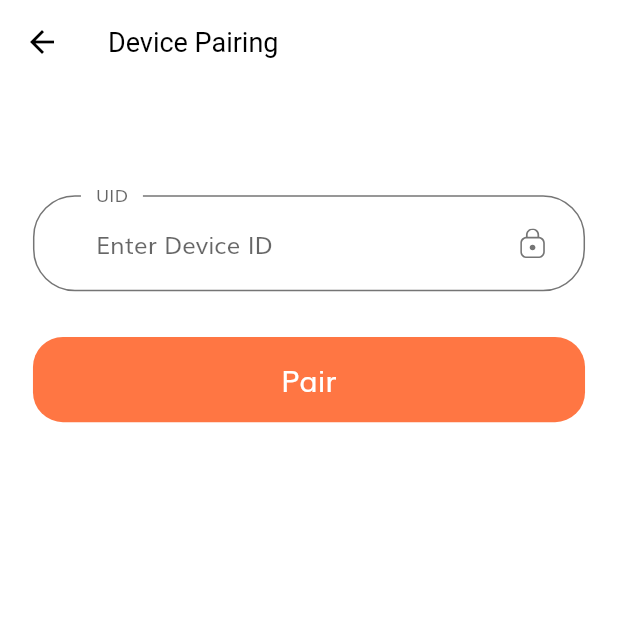
After one commit to LBPAlert/lbpalert, a Flutter app: the PairDeviceScreen screen opened by its route, on a phone screen of 412 x 824 dp, the top half of it. The commit adds this screen. Run offline on Flutter 3.47's test engine with Material 2 defaults, Android fonts, the phone set to English and light mode, and no system bars; our stand-ins replace charts_flutter, firebase_auth, firebase_core, firebase_database, flutter_svg; accounts and stored records are empty; generated files the repository leaves out were written again.

Commit message:
frontend changes - pair devices

```diff
--- a/lib/routes.dart
+++ b/lib/routes.dart
@@ -1,6 +1,7 @@
 import 'package:flutter/widgets.dart';
 import 'package:lbpalert/screens/change_password/change_password_screen.dart';
 import 'package:lbpalert/screens/notifications/notifications_screen.dart';
+import 'package:lbpalert/screens/pair_device/pair_device_screen.dart';
 import 'package:lbpalert/screens/set_target/set_target_screen.dart';
 import 'package:lbpalert/screens/settings/settings_screen.dart';
 import 'package:lbpalert/screens/update_account/update_account_screen.dart';
@@ -31,6 +32,7 @@ final Map<String, WidgetBuilder> routes = {
   TrendScreen.routeName: (context) => TrendScreen(),
   SettingsScreen.routeName: (context) => SettingsScreen(),
   UpdateAccountScreen.routeName: (context) => UpdateAccountScreen(),
+  PairDeviceScreen.routeName: (context) => PairDeviceScreen(),
   SetTargetScreen.routeName: (context) => SetTargetScreen(),
   ChangePasswordScreen.routeName: (context) => ChangePasswordScreen(),
   NotificationScreen.routeName: (context) => NotificationScreen(),
--- a/lib/screens/home/components/averages.dart
+++ b/lib/screens/home/components/averages.dart
@@ -35,10 +35,10 @@ class _AveragesState extends State<Averages> {
   @override
   Widget build(BuildContext context) {
     return Column(
-      children: [
+      children: <Widget>[
         Container(
           height: 50,
-          width: double.infinity,
+          //width: double.infinity,
           margin: EdgeInsets.only(
               top: getProportionateScreenWidth(5),
               bottom: getProportionateScreenWidth(5)),
--- /dev/null
+++ b/lib/screens/pair_device/components/form.dart
@@ -0,0 +1,112 @@
+import 'package:lbpalert/helper/keyboard.dart';
+import 'package:flutter/material.dart';
+import 'package:lbpalert/screens/settings/settings_screen.dart';
+import '../../../services/auth.dart';
+import '/components/custom_surfix_icon.dart';
+import '/components/default_button.dart';
+import '/components/form_error.dart';
+import '../../../constants.dart';
+import '../../../size_config.dart';
+import '../pair_device_screen.dart';
+
+class PairForm extends StatefulWidget {
+  @override
+  _PairFormState createState() => _PairFormState();
+}
+
+class _PairFormState extends State<PairForm> {
+  String error = "";
+  final _formKey = GlobalKey<FormState>();
+  final List<String?> errors = [];
+  String? id;
+  bool toggle = true;
+
+  void addError({String? error}) {
+    if (!errors.contains(error))
+      setState(() {
+        errors.add(error);
+      });
+  }
+
+  void removeError({String? error}) {
+    if (errors.contains(error))
+      setState(() {
+        errors.remove(error);
+      });
+  }
+
+  void togglePair() {
+    setState(() {
+      toggle = !toggle;
+    });
+  }
+
+  @override
+  Widget build(BuildContext context) {
+    return toggle
+        ? Form(
+            key: _formKey,
+            child: Column(
+              children: [
+                buildUIDFormField(),
+                SizedBox(height: getProportionateScreenHeight(30)),
+                DefaultButton(
+                  text: "Pair",
+                  press: togglePair,
+                ),
+              ],
+            ),
+          )
+        : SafeArea(
+            child: SizedBox(
+              width: double.infinity,
+              child: Padding(
+                padding: EdgeInsets.symmetric(
+                    horizontal: getProportionateScreenWidth(20)),
+                child: SingleChildScrollView(
+                  child: Column(
+                    children: [
+                      Image.asset('assets/images/wearable.png'),
+                      Text('Wearable Connected'),
+                      SizedBox(height: SizeConfig.screenHeight * 0.03),
+                      SizedBox(height: SizeConfig.screenHeight * 0.06),
+                      DefaultButton(text: "Unpair", press: togglePair),
+                      SizedBox(height: getProportionateScreenHeight(30)),
+                    ],
+                  ),
+                ),
+              ),
+            ),
+          );
+  }
+
+  TextFormField buildUIDFormField() {
+    return TextFormField(
+      obscureText: true,
+      onSaved: (newValue) => id = newValue,
+      onChanged: (value) {
+        if (value.isNotEmpty) {
+          removeError(error: kPassNullError);
+        } else if (value.length >= 8) {
+          removeError(error: kShortPassError);
+        }
+        id = value;
+      },
+      validator: (value) {
+        if (value!.isEmpty) {
+          addError(error: kPassNullError);
+          return "";
+        }
+        return null;
+      },
+      decoration: InputDecoration(
+        labelText: "UID",
+        hintText: "Enter Device ID",
+        // If  you are using latest version of flutter then lable text and hint text shown like this
+        // if you r using flutter less then 1.20.* then maybe this is not working properly
+        floatingLabelBehavior: FloatingLabelBehavior.always,
+        suffixIcon: CustomSurffixIcon(svgIcon: "assets/icons/Lock.svg"),
+      ),
+    );
+  }
+}
--- /dev/null
+++ b/lib/screens/pair_device/components/pair_body.dart
@@ -0,0 +1,30 @@
+import 'package:flutter/material.dart';
+import '/constants.dart';
+import '/size_config.dart';
+
+import 'form.dart';
+
+class Pair extends StatelessWidget {
+  @override
+  Widget build(BuildContext context) {
+    return SafeArea(
+      child: SizedBox(
+        width: double.infinity,
+        child: Padding(
+          padding:
+              EdgeInsets.symmetric(horizontal: getProportionateScreenWidth(20)),
+          child: SingleChildScrollView(
+            child: Column(
+              children: [
+                SizedBox(height: SizeConfig.screenHeight * 0.03),
+                SizedBox(height: SizeConfig.screenHeight * 0.06),
+                PairForm(),
+                SizedBox(height: getProportionateScreenHeight(30)),
+              ],
+            ),
+          ),
+        ),
+      ),
+    );
+  }
+}
--- /dev/null
+++ b/lib/screens/pair_device/pair_device_screen.dart
@@ -0,0 +1,30 @@
+import 'package:flutter/material.dart';
+import 'package:lbpalert/screens/pair_device/components/unpair_body.dart';
+import '/components/coustom_bottom_nav_bar.dart';
+import 'components/pair_body.dart';
+import '/enums.dart';
+
+class PairDeviceScreen extends StatefulWidget {
+  static String routeName = "/pair_device";
+
+  @override
+  State<PairDeviceScreen> createState() => _PairDeviceScreenState();
+}
+
+class _PairDeviceScreenState extends State<PairDeviceScreen> {
+  @override
+  Widget build(BuildContext context) {
+    return Scaffold(
+      backgroundColor: Colors.white,
+      appBar: AppBar(
+        foregroundColor: Colors.black,
+        backgroundColor: Colors.white,
+        title: Text(
+          "Device Pairing",
+          style: TextStyle(color: Colors.black),
+        ),
+      ),
+      body: Pair(),
+    );
+  }
+}
--- a/lib/screens/profile/components/body.dart
+++ b/lib/screens/profile/components/body.dart
@@ -50,7 +50,6 @@ class _BodyState extends State<Body> {
   @override
   Widget build(BuildContext context) {
     return SingleChildScrollView(
-      padding: EdgeInsets.symmetric(vertical: 20),
       child: Column(
         children: [
           ProfilePic(),
--- a/lib/screens/settings/components/body.dart
+++ b/lib/screens/settings/components/body.dart
@@ -1,5 +1,6 @@
 import 'package:flutter/material.dart';
 import 'package:lbpalert/screens/change_password/change_password_screen.dart';
+import 'package:lbpalert/screens/pair_device/pair_device_screen.dart';
 import '../../../size_config.dart';
 import 'settings_menu.dart';
 import 'package:lbpalert/screens/set_target/set_target_screen.dart';
@@ -34,7 +35,9 @@ class Body extends StatelessWidget {
           SettingsMenu(
             text: "View Paired Device",
             icon: "assets/icons/device.svg",
-            press: () {},
+            press: () {
+              Navigator.pushNamed(context, PairDeviceScreen.routeName);
+            },
           ),
           SettingsMenu(
             text: "Set Target",
--- a/lib/screens/sign_in/components/body.dart
+++ b/lib/screens/sign_in/components/body.dart
@@ -18,7 +18,7 @@ class Body extends StatelessWidget {
               children: [
                 SizedBox(height: SizeConfig.screenHeight * 0.04),
                 Text(
-                  "Welcome Back",
+                  "Welcome",
                   style: TextStyle(
                     color: Colors.black,
                     fontSize: getProportionateScreenWidth(28),
--- a/lib/screens/trend/components/chart.dart
+++ b/lib/screens/trend/components/chart.dart
@@ -21,6 +21,7 @@ class TrendsChart extends StatelessWidget {
     return new charts.TimeSeriesChart(
       seriesList,
       animate: animate,
+      defaultRenderer: new charts.BarRendererConfig<DateTime>(),
       dateTimeFactory: const charts.LocalDateTimeFactory(),
       domainAxis: charts.DateTimeAxisSpec(
         viewport: charts.DateTimeExtents(
@@ -36,7 +37,6 @@ class TrendsChart extends StatelessWidget {
       primaryMeasureAxis: new charts.NumericAxisSpec(
         viewport: charts.NumericExtents(0, 10),
       ),
-      defaultRenderer: new charts.LineRendererConfig(includePoints: true),
       behaviors: [
         // Add the sliding viewport behavior to have the viewport center on the
         // domain that is currently selected.
```
Also changed, not shown: lib/screens/home/components/read_sensor_data.dart (+49 -1 lines), lib/screens/pair_device/components/unpair_body.dart (added, +31 -0 lines), lib/screens/set_target/components/body.dart (+10 -2 lines), lib/screens/splash/components/body.dart (+8 -11 lines), assets/images/wearable.png (added).
